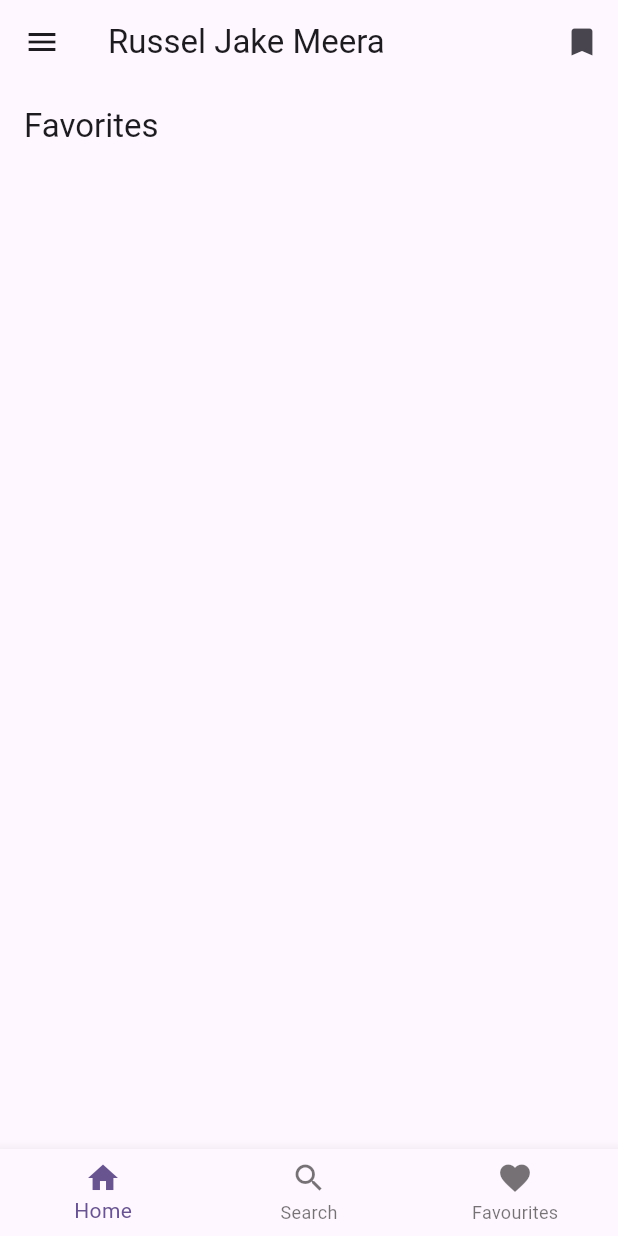
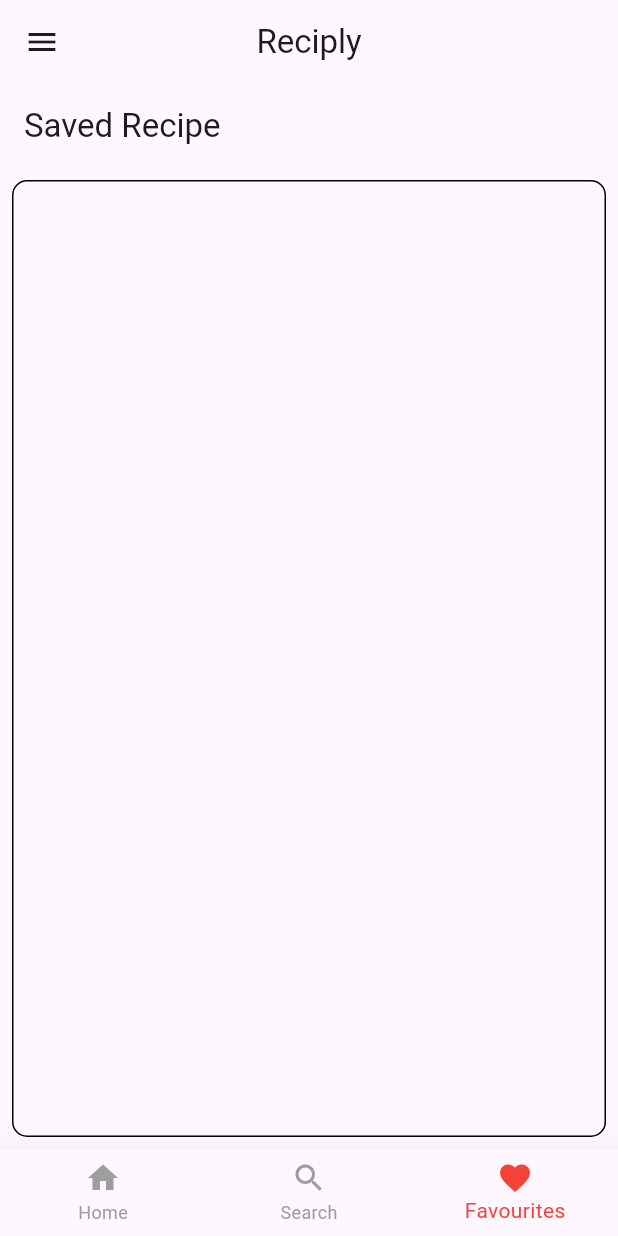
Before and after one commit to Russel-Meera/Cooking_Recipe, a Flutter app: the MyLandingPage screen opened directly, item 3 of the bottom bar chosen, on a phone screen of 412 x 824 dp. Run offline on Flutter 3.47's test engine with Material 3 defaults, Android fonts, the phone set to English and light mode, and no system bars; our stand-ins replace google_fonts.

Commit message:
Small Details in Design Still no Shared Pref

```diff
--- a/lib/fav_page.dart
+++ b/lib/fav_page.dart
@@ -11,14 +11,23 @@ class MyFavourites extends StatelessWidget {
 
     return Scaffold(
       appBar: AppBar(
-        title: const Text('Favorites'),
+        title: const Text('Saved Recipe'),
       ),
-      body: ListView.builder(
-        itemCount: favDishes.length,
-        itemBuilder: (context, index) {
-          final dish = favDishes[index];
-          return MyFavGridView(dish: dish);
-        },
+      body: Padding(
+        padding: const EdgeInsets.all(8.0),
+        child: Container(
+          decoration: BoxDecoration(
+            border: Border.all(),
+            borderRadius: BorderRadius.circular(10),
+          ),
+          child: ListView.builder(
+            itemCount: favDishes.length,
+            itemBuilder: (context, index) {
+              final dish = favDishes[index];
+              return MyFavGridView(dish: dish);
+            },
+          ),
+        ),
       ),
     );
   }
--- a/lib/homepage.dart
+++ b/lib/homepage.dart
@@ -18,14 +18,19 @@ class _MyLandingPageState extends State<MyLandingPage> {
   Widget build(BuildContext context) {
     return Scaffold(
       appBar: AppBar(
-        title: const Text('Russel Jake Meera'),
-        actions: [
-          IconButton(onPressed: () {}, icon: const Icon(Icons.bookmark))
-        ],
+        title: const Text('Reciply'),
+        centerTitle: true,
+        // actions: [
+        //   IconButton(onPressed: () {}, icon: const Icon(Icons.bookmark))
+        // ],
       ),
       body: _pageOption[_selectedPage],
       bottomNavigationBar: BottomNavigationBar(
+        currentIndex: _selectedPage,
+        selectedItemColor: Colors.red,
+        unselectedItemColor: Colors.grey,
         type: BottomNavigationBarType.fixed,
+        elevation: 20,
         items: const [
           BottomNavigationBarItem(
             icon: Icon(Icons.home),
--- a/lib/recipe_details.dart
+++ b/lib/recipe_details.dart
@@ -1,9 +1,7 @@
-// recipe_details.dart
-
 import 'package:flutter/material.dart';
 import 'package:google_fonts/google_fonts.dart';
 import 'package:cookingrecipe/list/list.dart';
-import 'package:cookingrecipe/list/favlist.dart'; // Import favlist.dart
+import 'package:cookingrecipe/list/favlist.dart';
 
 class RecipeDetails extends StatefulWidget {
   final Dish dish;
@@ -21,7 +19,6 @@ class _RecipeDetailsState extends State<RecipeDetails> {
   @override
   void initState() {
     super.initState();
-    // Initialize isSaved based on FavList
     isSaved = FavList.isDishSaved(widget.dish);
   }
 
@@ -34,7 +31,6 @@ class _RecipeDetailsState extends State<RecipeDetails> {
   void toggleSave() {
     setState(() {
       if (isSaved) {
-        // Optionally handle removing from favorites if needed
       } else {
         FavList.addDish(widget.dish);
       }
--- a/lib/search_page.dart
+++ b/lib/search_page.dart
@@ -42,9 +42,6 @@ class _SearchPageState extends State<SearchPage> {
   @override
   Widget build(BuildContext context) {
     return Scaffold(
-      appBar: AppBar(
-        title: const Text('Search Dishes'),
-      ),
       body: Column(
         children: [
           Padding(
```
Also changed, not shown: lib/dishes_grid.dart (+33 -5 lines), lib/widgets/horizontallist.dart (added, +65 -0 lines), lib/widgets/myfavgridview.dart (+35 -8 lines), lib/widgets/mygridview.dart (+9 -6 lines).
